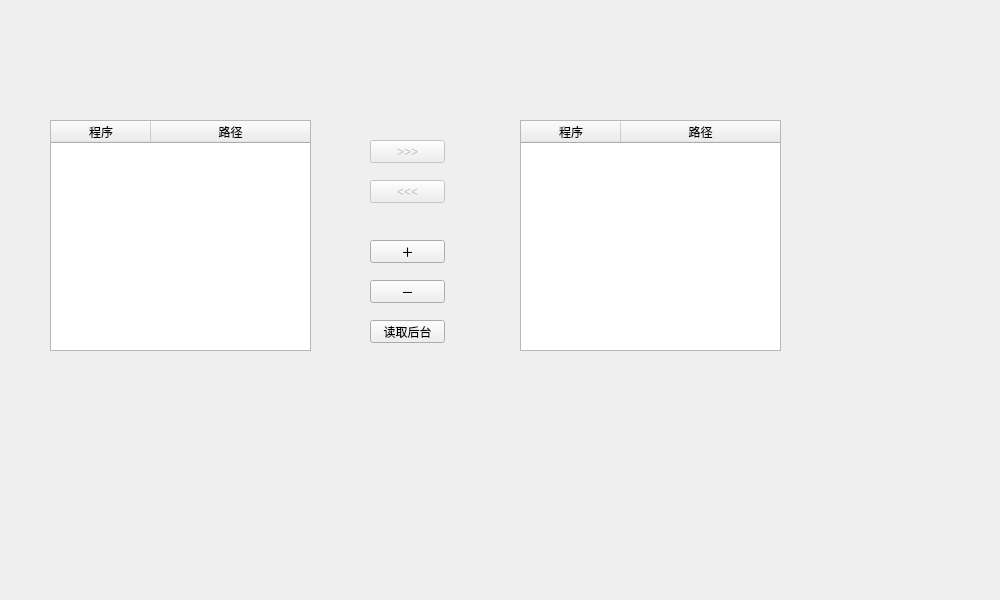
Qt form resource/ui/StartWidget_UI.ui (TripleHHH-3/bootAssist) before a commit.
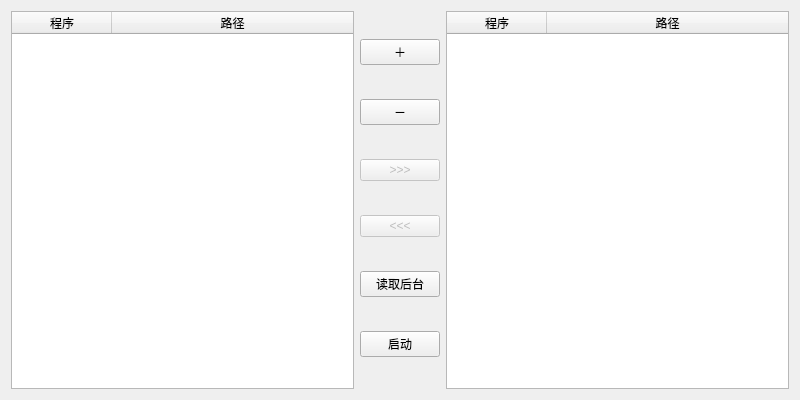
The same form after that commit.

```diff
--- a/resource/ui/StartWidget_UI.ui
+++ b/resource/ui/StartWidget_UI.ui
@@ -6,8 +6,8 @@
    <rect>
     <x>0</x>
     <y>0</y>
-    <width>1000</width>
-    <height>600</height>
+    <width>800</width>
+    <height>400</height>
    </rect>
   </property>
   <property name="sizePolicy">
@@ -18,14 +18,14 @@
   </property>
   <property name="minimumSize">
    <size>
-    <width>1000</width>
-    <height>600</height>
+    <width>800</width>
+    <height>400</height>
    </size>
   </property>
   <property name="maximumSize">
    <size>
-    <width>1000</width>
-    <height>600</height>
+    <width>800</width>
+    <height>400</height>
    </size>
   </property>
   <property name="windowTitle">
@@ -34,28 +34,9 @@
   <property name="filePath" stdset="0">
    <string>../resource/config/startPath.txt</string>
   </property>
-  <widget class="QPushButton" name="addBtn">
-   <property name="geometry">
-    <rect>
-     <x>370</x>
-     <y>240</y>
-     <width>75</width>
-     <height>23</height>
-    </rect>
-   </property>
-   <property name="text">
-    <string>＋</string>
-   </property>
-  </widget>
+  <layout class="QHBoxLayout" name="horizontalLayout">
+   <item>
   <widget class="QTableWidget" name="storeTable">
-   <property name="geometry">
-    <rect>
-     <x>50</x>
-     <y>120</y>
-     <width>261</width>
-     <height>231</height>
-    </rect>
-   </property>
    <property name="editTriggers">
     <set>QAbstractItemView::NoEditTriggers</set>
    </property>
@@ -85,99 +66,89 @@
     </property>
    </column>
   </widget>
+   </item>
+   <item>
+    <layout class="QVBoxLayout" name="verticalLayout">
+     <item>
+      <widget class="QPushButton" name="addBtn">
+       <property name="text">
+        <string>＋</string>
+       </property>
+      </widget>
+     </item>
+     <item>
   <widget class="QPushButton" name="delBtn">
-   <property name="geometry">
-    <rect>
-     <x>370</x>
-     <y>280</y>
-     <width>75</width>
-     <height>23</height>
-    </rect>
-   </property>
    <property name="text">
     <string>－</string>
    </property>
   </widget>
-  <widget class="QTableWidget" name="startTable">
-   <property name="geometry">
-    <rect>
-     <x>520</x>
-     <y>120</y>
-     <width>261</width>
-     <height>231</height>
-    </rect>
-   </property>
-   <property name="editTriggers">
-    <set>QAbstractItemView::NoEditTriggers</set>
-   </property>
-   <property name="selectionMode">
-    <enum>QAbstractItemView::SingleSelection</enum>
-   </property>
-   <property name="selectionBehavior">
-    <enum>QAbstractItemView::SelectRows</enum>
-   </property>
-   <property name="filePath" stdset="0">
-    <string>../resource/config/startPath.txt</string>
-   </property>
-   <attribute name="horizontalHeaderStretchLastSection">
-    <bool>true</bool>
-   </attribute>
-   <column>
-    <property name="text">
-     <string>程序</string>
-    </property>
-   </column>
-   <column>
-    <property name="text">
-     <string>路径</string>
-    </property>
-   </column>
-  </widget>
+     </item>
+     <item>
   <widget class="QPushButton" name="rightMoveBtn">
    <property name="enabled">
     <bool>false</bool>
    </property>
-   <property name="geometry">
-    <rect>
-     <x>370</x>
-     <y>140</y>
-     <width>75</width>
-     <height>23</height>
-    </rect>
-   </property>
    <property name="text">
     <string>&gt;&gt;&gt;</string>
    </property>
   </widget>
+     </item>
+     <item>
   <widget class="QPushButton" name="leftMoveBtn">
    <property name="enabled">
     <bool>false</bool>
    </property>
-   <property name="geometry">
-    <rect>
-     <x>370</x>
-     <y>180</y>
-     <width>75</width>
-     <height>23</height>
-    </rect>
-   </property>
    <property name="text">
     <string>&lt;&lt;&lt;</string>
    </property>
   </widget>
+     </item>
+     <item>
   <widget class="QPushButton" name="readBgBtn">
-   <property name="geometry">
-    <rect>
-     <x>370</x>
-     <y>320</y>
-     <width>75</width>
-     <height>23</height>
-    </rect>
-   </property>
    <property name="text">
     <string>读取后台</string>
    </property>
   </widget>
+     </item>
+     <item>
+      <widget class="QPushButton" name="startBtn">
+       <property name="text">
+        <string>启动</string>
+       </property>
+      </widget>
+     </item>
+    </layout>
+   </item>
+   <item>
+    <widget class="QTableWidget" name="startTable">
+     <property name="editTriggers">
+      <set>QAbstractItemView::NoEditTriggers</set>
+     </property>
+     <property name="selectionMode">
+      <enum>QAbstractItemView::SingleSelection</enum>
+     </property>
+     <property name="selectionBehavior">
+      <enum>QAbstractItemView::SelectRows</enum>
+     </property>
+     <property name="filePath" stdset="0">
+      <string>../resource/config/startPath.txt</string>
+     </property>
+     <attribute name="horizontalHeaderStretchLastSection">
+      <bool>true</bool>
+     </attribute>
+     <column>
+      <property name="text">
+       <string>程序</string>
+      </property>
+     </column>
+     <column>
+      <property name="text">
+       <string>路径</string>
+      </property>
+     </column>
+    </widget>
+   </item>
+  </layout>
  </widget>
  <resources/>
  <connections>
```
Left out of the diff: 53 changed lines with no effect on the pictures. Lines whose indentation alone changed are shown as unchanged.
